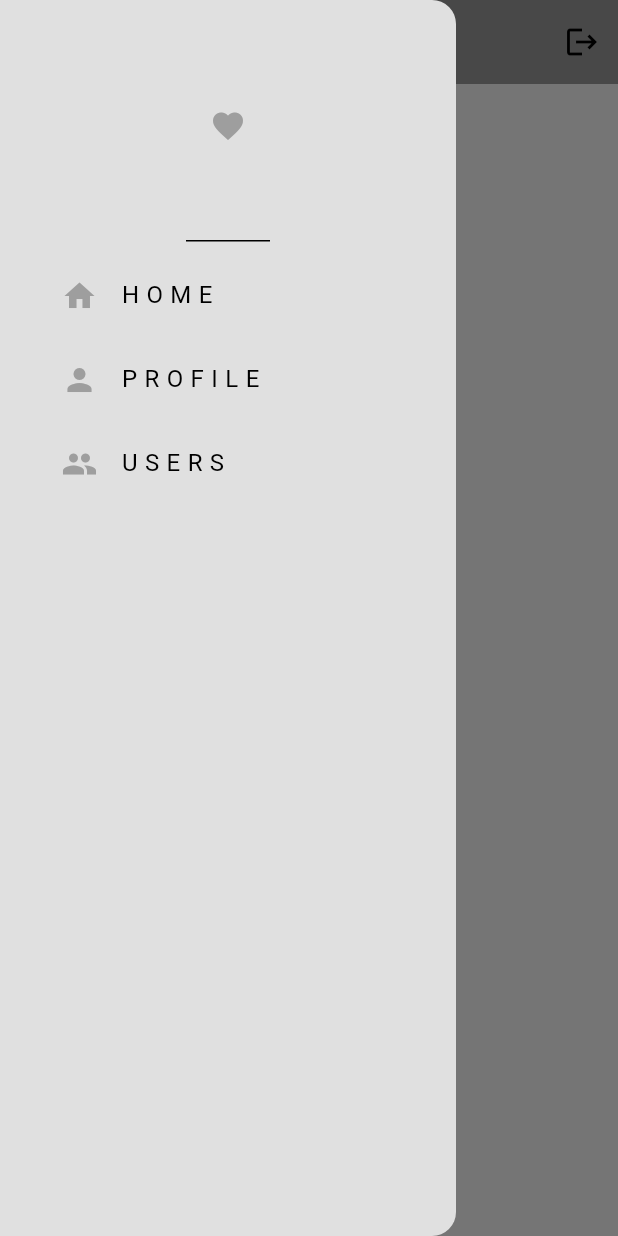
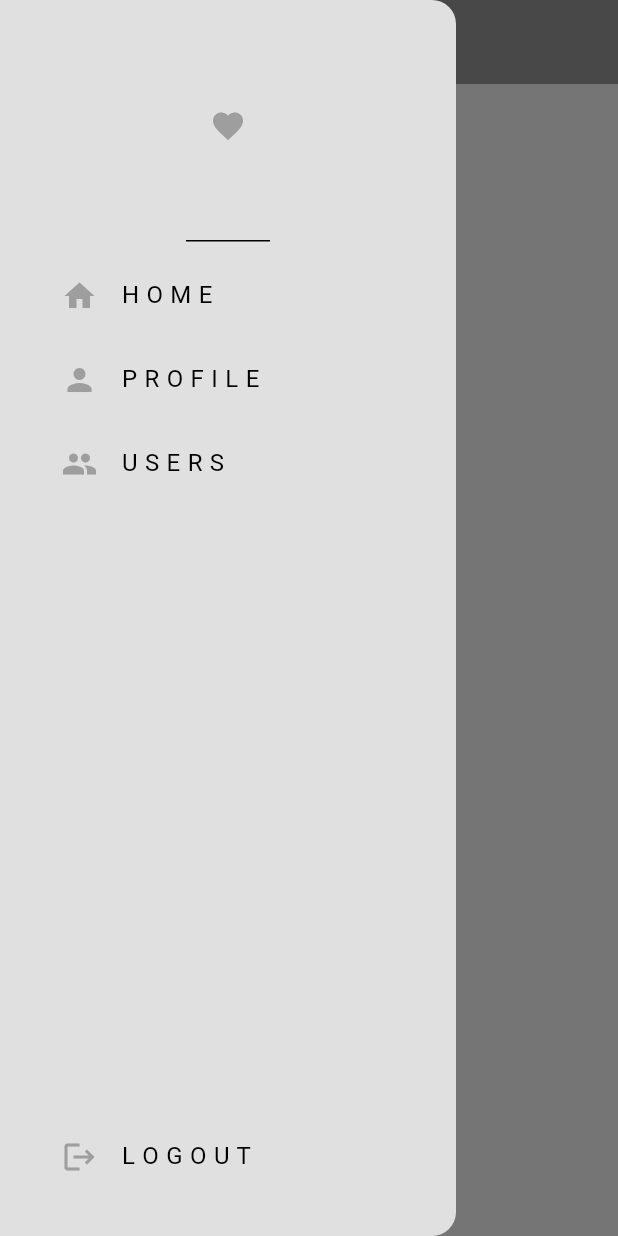
Before and after one commit to Levindu-Herath/Minimal-socialmedia-mobile-app, a Flutter app: the screen it shows once a user with an empty profile is signed in, with the side drawer open, on a phone screen of 412 x 824 dp. Run offline on Flutter 3.47's test engine with Material 3 defaults, Android fonts, the phone set to English and light mode, and no system bars; our stand-ins replace firebase_auth, firebase_core; accounts and stored records are empty.

```diff
--- a/lib/components/my_drawer.dart
+++ b/lib/components/my_drawer.dart
@@ -1,13 +1,22 @@
+import 'package:firebase_auth/firebase_auth.dart';
 import 'package:flutter/material.dart';
 
 class MyDrawer extends StatelessWidget {
   const MyDrawer({super.key});
+
+  // logout user
+  void logout() {
+    FirebaseAuth.instance.signOut();
+  }
 
   @override
   Widget build(BuildContext context) {
     return Drawer(
       backgroundColor: Theme.of(context).colorScheme.background,
       child: Column(
+        mainAxisAlignment: MainAxisAlignment.spaceBetween,
+        children: [
+          Column(
             children: [
               // drawer header
               DrawerHeader(
@@ -41,8 +50,11 @@ class MyDrawer extends StatelessWidget {
                   ),
                   title: Text("P R O F I L E"),
                   onTap: () {
-                // this is already the home screen so just pop drawer
+                    // pop drawer
                     Navigator.pop(context);
+
+                    // navigate to profile page
+                    Navigator.pushNamed(context, "/profile_page");
                   },
                 ),
               ),
@@ -57,8 +69,32 @@ class MyDrawer extends StatelessWidget {
                   ),
                   title: Text("U S E R S"),
                   onTap: () {
-                // this is already the home screen so just pop drawer
+                    // pop drawer
                     Navigator.pop(context);
+
+                    // navigate to profile page
+                    Navigator.pushNamed(context, '/users_page');
+                  },
+                ),
+              )
+            ],
+          ),
+
+          //logout tile
+          Padding(
+            padding: const EdgeInsets.only(left: 25, bottom: 25),
+            child: ListTile(
+              leading: Icon(
+                Icons.logout,
+                color: Theme.of(context).colorScheme.inversePrimary,
+              ),
+              title: Text("L O G O U T"),
+              onTap: () {
+                // pop drawer
+                Navigator.pop(context);
+
+                // logout
+                logout();
               },
             ),
           )
--- a/lib/main.dart
+++ b/lib/main.dart
@@ -3,8 +3,11 @@ import 'package:flutter/material.dart';
 import 'package:socialmedia/Auth/auth.dart';
 import 'package:socialmedia/Auth/login_or_register.dart';
 import 'package:socialmedia/firebase_options.dart';
+import 'package:socialmedia/pages/home_page.dart';
 import 'package:socialmedia/pages/login_page.dart';
+import 'package:socialmedia/pages/profile_page.dart';
 import 'package:socialmedia/pages/register_page.dart';
+import 'package:socialmedia/pages/users_page.dart';
 import 'package:socialmedia/theme/dark_mode.dart';
 import 'package:socialmedia/theme/light_mode.dart';
 
@@ -24,6 +27,12 @@ class MyApp extends StatelessWidget {
       home: const AuthPage(),
       theme: lightMode,
       darkTheme: darkMode,
+      routes: {
+        '/login_register_page': (context) => const LoginOrRegister(),
+        '/home_page': (context) => const HomePage(),
+        '/profile_page': (context) => const ProfilePage(),
+        '/users_page': (context) => const UsersPage(),
+      },
     );
   }
 }
--- a/lib/pages/home_page.dart
+++ b/lib/pages/home_page.dart
@@ -17,13 +17,7 @@ class HomePage extends StatelessWidget {
       appBar: AppBar(
         title: Center(child: Text("Home")),
         backgroundColor: Theme.of(context).colorScheme.inversePrimary,
-        actions: [
-          //logout button
-          IconButton(
-            onPressed: logout,
-            icon: Icon(Icons.logout),
-          )
-        ],
+
       ),
       drawer: MyDrawer(),
     );
```
Also changed, not shown: lib/pages/profile_page.dart (+14 -0 lines), lib/pages/users_page.dart (added, +16 -0 lines). Lines whose indentation alone changed are shown as unchanged.
